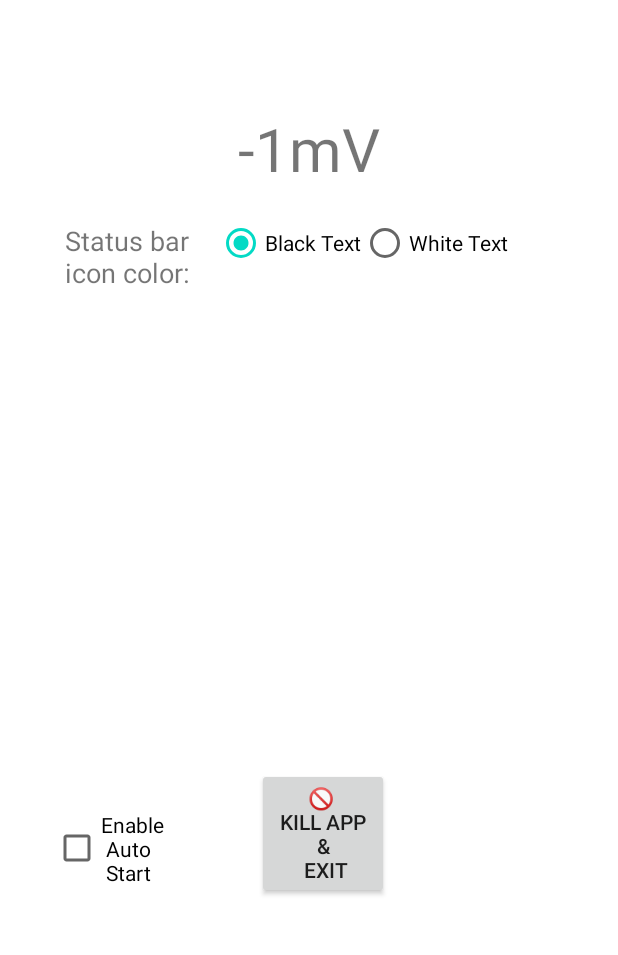
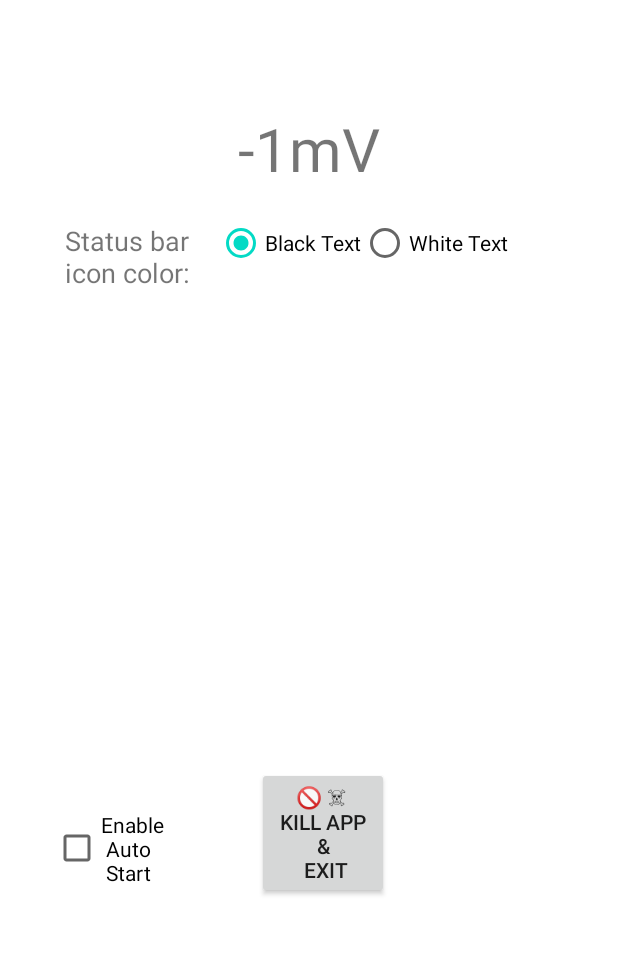
Before and after one commit to Eb43/bateryvoltagedisplay, an Android app: the screen it shows after launch (MainActivity), on a phone screen of 412 x 824 dp, the part 242-1197 px from its top. Run offline under Robolectric (Android 15) with nearby library versions, the phone set to English and light mode, and no system bars.

Commit message:
Add files via upload

```diff
--- a/timenotification/app/src/main/java/com/example/timenotification/MainActivity.java
+++ b/timenotification/app/src/main/java/com/example/timenotification/MainActivity.java
@@ -125,7 +125,7 @@ public class MainActivity extends Activity {
             IntentFilter ifilter = new IntentFilter(Intent.ACTION_BATTERY_CHANGED);
             Intent batteryStatus = registerReceiver(null, ifilter);
             int voltage = batteryStatus != null ? batteryStatus.getIntExtra(BatteryManager.EXTRA_VOLTAGE, -1) : -1;
-            voltageTextView.setText("" + voltage + " mV");
+            voltageTextView.setText("" + voltage/1000.0 + " V");
             voltageTextView.setTextColor(colors[colorIndex]);
             colorIndex = (colorIndex + 1) % colors.length;
             handler.postDelayed(this, 500);
--- a/timenotification/app/src/main/java/com/example/timenotification/TimeNotificationService.java
+++ b/timenotification/app/src/main/java/com/example/timenotification/TimeNotificationService.java
@@ -122,7 +122,7 @@ public class TimeNotificationService extends Service {
         Intent notificationIntent = new Intent(this, MainActivity.class);
         PendingIntent pendingIntent = PendingIntent.getActivity(this, 0, notificationIntent, PendingIntent.FLAG_UPDATE_CURRENT | PendingIntent.FLAG_IMMUTABLE);
 
-        String shortVoltageText = voltageText.length() > 3 ? voltageText.substring(0, 3) : voltageText;
+        String shortVoltageText = voltageText.length() > 4 ? voltageText.substring(0, 4) : voltageText; //display as 3.71 not 3.715
         Bitmap voltageBitmap = BitmapUtils.textToBitmap(shortVoltageText, TEXT_COLOR);
         Icon icon = Icon.createWithBitmap(voltageBitmap);
 
--- a/timenotification/app/src/main/res/layout/activity_main.xml
+++ b/timenotification/app/src/main/res/layout/activity_main.xml
@@ -121,7 +121,7 @@
         android:autoSizeMinTextSize="8sp"
         android:autoSizeTextType="uniform"
         android:layoutDirection="inherit"
-        android:text="&#128683; \n Kill app \n &amp; \n Exit"
+        android:text="&#128683; &#9760; \n Kill app \n &amp; \n Exit"
         android:textAlignment="center"
         app:layout_constraintBottom_toBottomOf="parent"
         app:layout_constraintHorizontal_bias="0.532"
```
Also changed, not shown: timenotification/app/src/main/java/com/example/timenotification/BitmapUtils.java (+15 -2 lines).
